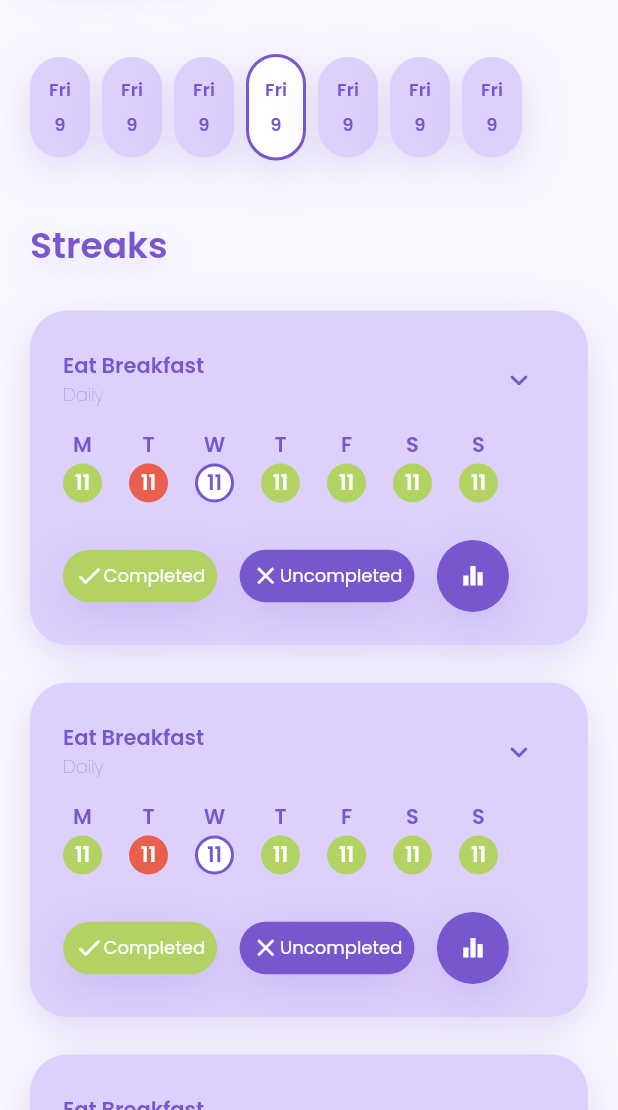
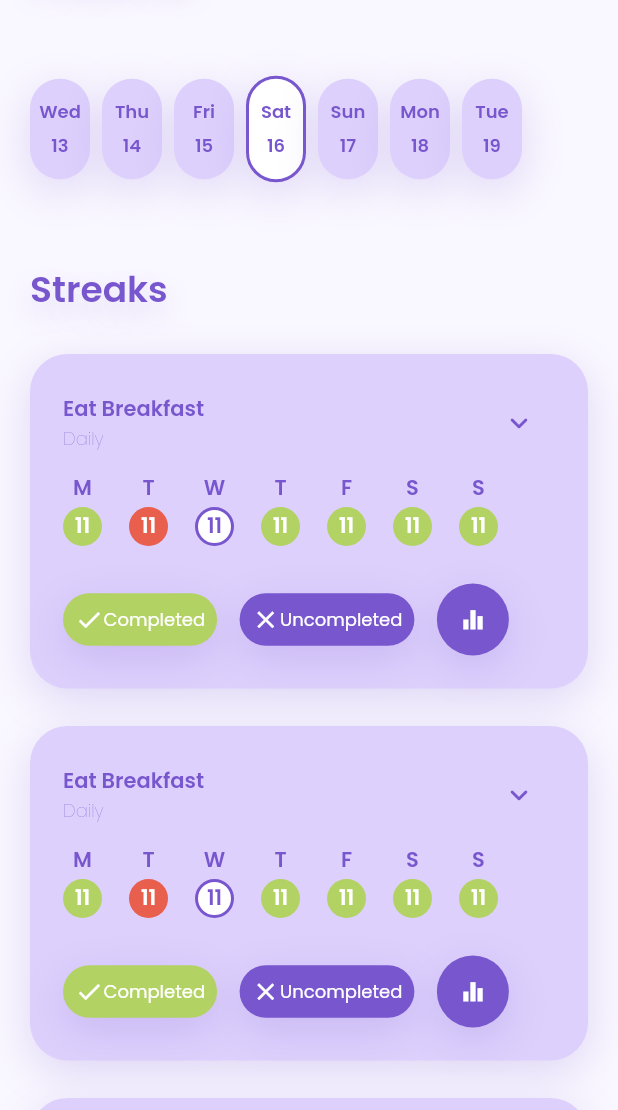
Before and after one commit to afwcole/habittracker, a Flutter app: the screen it shows after launch, on a phone screen of 412 x 824 dp, the part 126-1236 px from its top. Run offline on Flutter 3.47's test engine with Material 2 defaults, Android fonts, the phone set to English and light mode, and no system bars; our stand-ins replace google_fonts.

Commit message:
Top Horizontal Calendar Dates have been refactored - Selection and onTap features have been added to this

```diff
--- /dev/null
+++ b/habittracker/lib/functions/date_helper.dart
@@ -0,0 +1,21 @@
+List<DateTime> getDateList(DateTime firstDate, DateTime lastDate) {
+  List<DateTime> list = [];
+  int count = daysCount(toDateMonthYear(firstDate), toDateMonthYear(lastDate));
+  for (int i = 0; i < count; i++) {
+    list.add(toDateMonthYear(firstDate).add(Duration(days: i)));
+  }
+
+  return list;
+}
+
+DateTime toDateMonthYear(DateTime dateTime) {
+  return DateTime(dateTime.year, dateTime.month, dateTime.day);
+}
+
+int daysCount(DateTime first, DateTime last) =>
+    last.difference(first).inDays + 1;
+
+String weekdayToISOString(int weekday) {
+  List<String> weekdays = ["Mon", "Tue", "Wed", "Thu", "Fri", "Sat", "Sun"];
+  return weekdays[weekday - 1];
+}
--- a/habittracker/lib/pages/homepage.dart
+++ b/habittracker/lib/pages/homepage.dart
@@ -1,7 +1,7 @@
-import 'dart:ffi';
-
 import 'package:flutter/material.dart';
 import 'package:google_fonts/google_fonts.dart';
+import 'package:habittracker/widgets/horizontal_calendar.dart';
+import 'package:habittracker/widgets/horizontal_date_widget.dart';
 
 class HomePage extends StatelessWidget {
   const HomePage({Key? key}) : super(key: key);
@@ -40,37 +40,13 @@ Widget mainBody(BuildContext context) {
               ),
             ),
             const SizedBox(height: 36),
-            Row(
-              children: [
-                dateContainer(context, false),
-                const SizedBox(
-                  width: 8,
-                ),
-                dateContainer(context, false),
-                const SizedBox(
-                  width: 8,
-                ),
-                dateContainer(context, false),
-                const SizedBox(
-                  width: 8,
-                ),
-                dateContainer(context, true),
-                const SizedBox(
-                  width: 8,
-                ),
-                dateContainer(context, false),
-                const SizedBox(
-                  width: 8,
-                ),
-                dateContainer(context, false),
-                const SizedBox(
-                  width: 8,
-                ),
-                dateContainer(context, false),
-                const SizedBox(
-                  width: 8,
-                ),
-              ],
+            HorizontalCalendar(
+              firstDate: DateTime(2022, 4, 13),
+              lastDate: DateTime(2022, 4, 19),
+              spacingBetweenDates: 8,
+              minSelectedDateCount: 1,
+              maxSelectedDateCount: 1,
+              initialSelectedDates: [DateTime(2022, 4, 16)],
             ),
             const SizedBox(height: 39),
             Text(
@@ -101,60 +77,6 @@ Widget mainBody(BuildContext context) {
             const SizedBox(height: 25),
           ],
         )),
-  );
-}
-
-Widget dateContainer(BuildContext context, bool selected) {
-  return Container(
-    width: 40,
-    padding: const EdgeInsets.symmetric(horizontal: 9, vertical: 13),
-    child: Column(
-      mainAxisSize: MainAxisSize.min,
-      crossAxisAlignment: CrossAxisAlignment.center,
-      children: [
-        Text(
-          "Fri",
-          style: GoogleFonts.poppins(
-            textStyle: const TextStyle(
-              fontSize: 12,
-              color: Color(0xFF7856CE),
-              fontWeight: FontWeight.w600,
-            ),
-          ),
-        ),
-        const SizedBox(
-          height: 5,
-        ),
-        Text(
-          "9",
-          style: GoogleFonts.poppins(
-            textStyle: const TextStyle(
-              fontSize: 12,
-              color: Color(0xFF7856CE),
-              fontWeight: FontWeight.w600,
-            ),
-          ),
-        ),
-      ],
-    ),
-    decoration: BoxDecoration(
-        color: selected ? Colors.white : const Color(0xFFDDD0FC),
-        border: selected
-            ? Border.all(
-                color: const Color(0xFF7856CE),
-                width: 2,
-              )
-            : null,
-        borderRadius: const BorderRadius.all(
-          Radius.circular(25),
-        ),
-        boxShadow: const [
-          BoxShadow(
-            color: Color(0x337856CE),
-            blurRadius: 24,
-            offset: Offset(0, 8),
-          ),
-        ]),
   );
 }
 
--- /dev/null
+++ b/habittracker/lib/widgets/horizontal_calendar.dart
@@ -0,0 +1,82 @@
+import 'package:flutter/material.dart';
+import 'package:habittracker/functions/date_helper.dart';
+import 'package:habittracker/widgets/horizontal_date_widget.dart';
+
+class HorizontalCalendar extends StatefulWidget {
+  final DateTime firstDate;
+  final DateTime lastDate;
+  final double height;
+  final List<DateTime>? initialSelectedDates;
+  final double? spacingBetweenDates;
+  final EdgeInsetsGeometry? padding;
+  final int? minSelectedDateCount;
+  final int? maxSelectedDateCount;
+
+  const HorizontalCalendar({
+    Key? key,
+    required this.firstDate,
+    required this.lastDate,
+    this.height = 100,
+    this.spacingBetweenDates,
+    this.padding,
+    this.minSelectedDateCount,
+    this.maxSelectedDateCount,
+    this.initialSelectedDates,
+  }) : super(key: key);
+
+  @override
+  State<HorizontalCalendar> createState() => _HorizontalCalendarState();
+}
+
+class _HorizontalCalendarState extends State<HorizontalCalendar> {
+  final List<DateTime> allDates = [];
+  final List<DateTime> selectedDates = [];
+
+  @override
+  void initState() {
+    super.initState();
+    allDates.addAll(getDateList(widget.firstDate, widget.lastDate));
+    selectedDates.addAll(widget.initialSelectedDates!.map((toDateMonthYear)));
+  }
+
+  @override
+  Widget build(BuildContext context) {
+    return Container(
+      height: widget.height,
+      child: Center(
+        child: ListView.builder(
+            controller: ScrollController(),
+            scrollDirection: Axis.horizontal,
+            itemCount: allDates.length,
+            itemBuilder: (context, index) {
+              final date = allDates[index];
+              return Row(
+                children: [
+                  HorizontalDateWidget(
+                    date: date,
+                    isSelected: selectedDates.contains(date),
+                    onTap: () {
+                      if (!selectedDates.contains(date)) {
+                        if (widget.maxSelectedDateCount == 1 &&
+                            selectedDates.length == 1) {
+                          selectedDates.clear();
+                        } else if (widget.maxSelectedDateCount ==
+                            selectedDates.length) {
+                          return;
+                        }
+
+                        selectedDates.add(date);
+                      }
+                      setState(() {});
+                    },
+                  ),
+                  SizedBox(
+                    width: widget.spacingBetweenDates,
+                  )
+                ],
+              );
+            }),
+      ),
+    );
+  }
+}
--- /dev/null
+++ b/habittracker/lib/widgets/horizontal_date_widget.dart
@@ -0,0 +1,93 @@
+import 'package:flutter/material.dart';
+import 'package:google_fonts/google_fonts.dart';
+import 'package:habittracker/functions/date_helper.dart';
+
+class HorizontalDateWidget extends StatelessWidget {
+  final DateTime date;
+  final String? monthFormat;
+  final String? dateFormat;
+  final VoidCallback? onTap;
+  final VoidCallback? onLongTap;
+  final bool isSelected;
+  final bool isDisabled;
+
+  const HorizontalDateWidget({
+    Key? key,
+    required this.date,
+    this.onTap,
+    this.onLongTap,
+    this.isSelected = false,
+    this.isDisabled = false,
+    this.monthFormat,
+    this.dateFormat,
+  }) : super(key: key);
+
+  @override
+  Widget build(BuildContext context) {
+    return GestureDetector(
+      onTap: isDisabled ? null : onTap,
+      onLongPress: isDisabled ? null : onLongTap,
+      child: Container(
+        width: 40,
+        decoration: isSelected ? selectedDecoration() : defaultDecoration(),
+        padding: const EdgeInsets.symmetric(horizontal: 4, vertical: 13),
+        child: Column(
+          mainAxisSize: MainAxisSize.min,
+          crossAxisAlignment: CrossAxisAlignment.center,
+          children: [
+            Text(
+              weekdayToISOString(date.weekday),
+              style: GoogleFonts.poppins(
+                textStyle: const TextStyle(
+                  fontSize: 12,
+                  color: Color(0xFF7856CE),
+                  fontWeight: FontWeight.w600,
+                ),
+              ),
+            ),
+            const SizedBox(
+              height: 5,
+            ),
+            Text(
+              date.day.toString(),
+              style: GoogleFonts.poppins(
+                textStyle: const TextStyle(
+                  fontSize: 12,
+                  color: Color(0xFF7856CE),
+                  fontWeight: FontWeight.w600,
+                ),
+              ),
+            ),
+          ],
+        ),
+      ),
+    );
+  }
+}
+
+Decoration selectedDecoration() {
+  return BoxDecoration(
+      color: Colors.white,
+      border: Border.all(color: const Color(0xFF7856CE), width: 2),
+      borderRadius: const BorderRadius.all(Radius.circular(25)),
+      boxShadow: const [
+        BoxShadow(
+          color: Color(0x337856CE),
+          blurRadius: 24,
+          offset: Offset(0, 8),
+        ),
+      ]);
+}
+
+Decoration defaultDecoration() {
+  return const BoxDecoration(
+      color: Color(0xFFDDD0FC),
+      borderRadius: BorderRadius.all(Radius.circular(25)),
+      boxShadow: [
+        BoxShadow(
+          color: Color(0x337856CE),
+          blurRadius: 24,
+          offset: Offset(0, 8),
+        ),
+      ]);
+}
```
